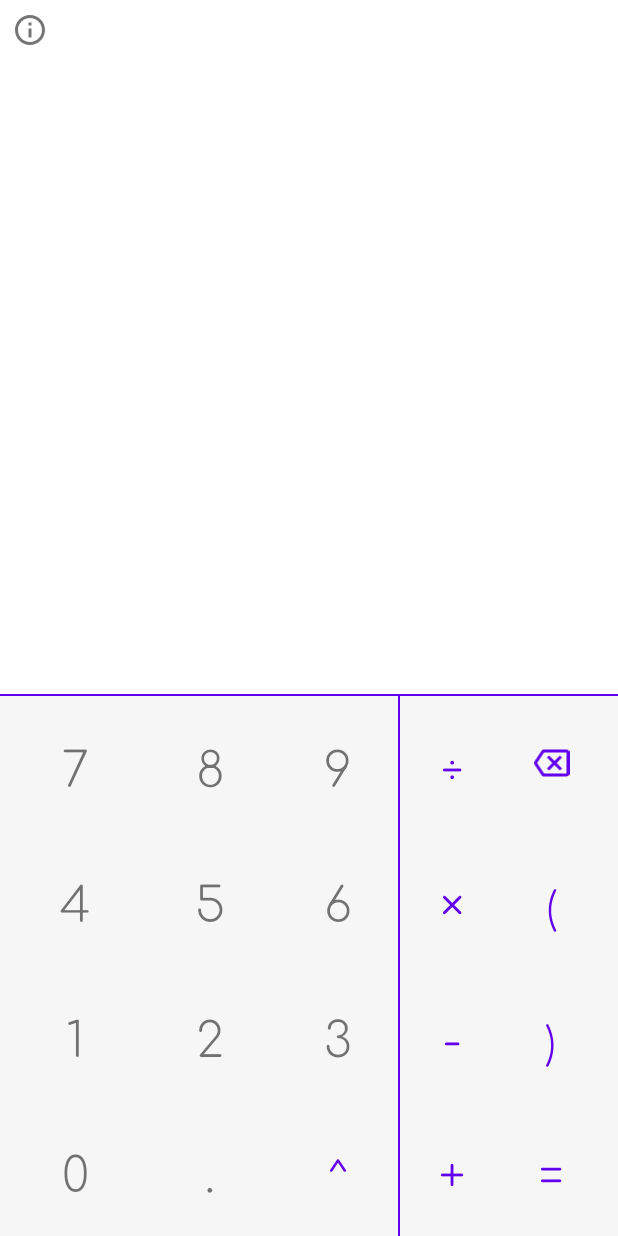
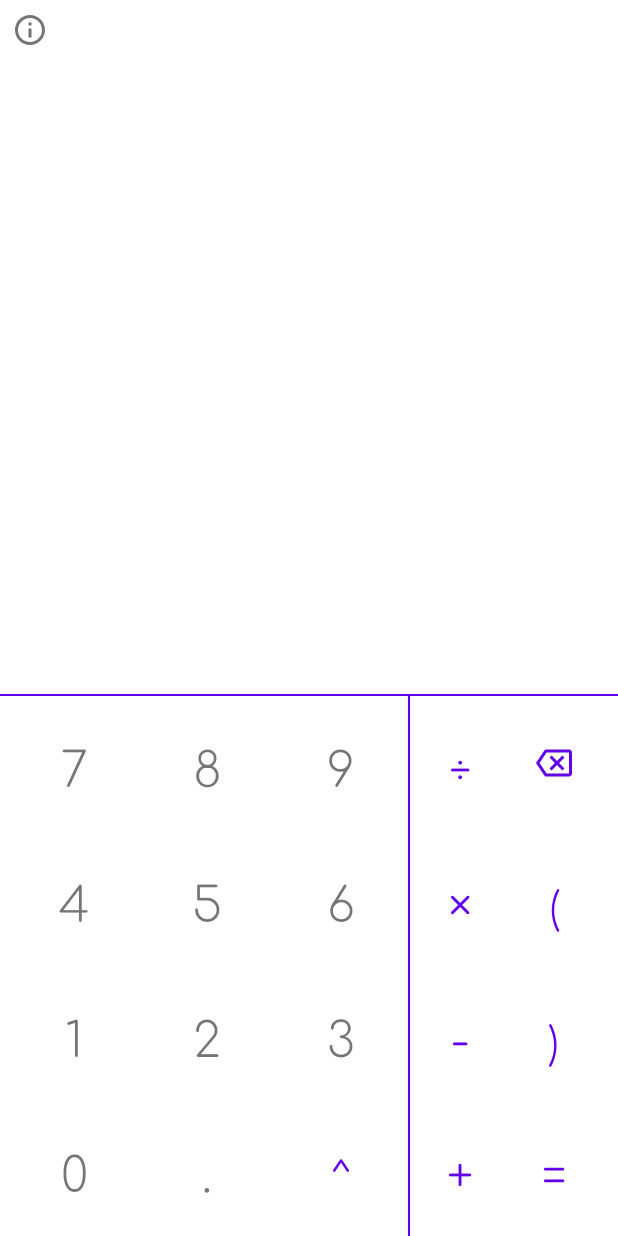
Before and after one commit to snehashis365/Calculator-Clone, an Android app: the screen it shows after launch (MainActivity), on a phone screen of 412 x 824 dp. Run offline under Robolectric (Android 15) with nearby library versions, the light colour scheme and no system bars; libraries missing offline, so code that uses them is left out: com.github.keelar.exprk.

Commit message:
Major Bug Fixes Removed inputField background color(Dark Mode Fix) Made numpad and action pad buttons to use equal distribution Overall UI Fixes

```diff
--- a/app/src/main/res/layout/activity_main.xml
+++ b/app/src/main/res/layout/activity_main.xml
@@ -70,15 +70,15 @@
         android:layout_width="match_parent"
         android:layout_height="wrap_content"
         android:layout_weight="0"
-        android:background="#F6F6F6"
         android:orientation="horizontal"
         android:paddingLeft="5dp"
         android:paddingRight="5dp">
 
         <LinearLayout
             android:id="@+id/numPad"
-            android:layout_width="wrap_content"
+            android:layout_width="0dp"
             android:layout_height="wrap_content"
+            android:layout_weight="2"
             android:orientation="vertical">
 
             <LinearLayout
@@ -89,8 +89,9 @@
 
                 <TextView
                     android:id="@+id/btn_7"
-                    android:layout_width="90sp"
+                    android:layout_width="0dp"
                     android:layout_height="90sp"
+                    android:layout_weight="1"
                     android:background="?attr/selectableItemBackgroundBorderless"
                     android:clickable="true"
                     android:fontFamily="@font/comfortaa_light"
@@ -101,8 +102,9 @@
 
                 <TextView
                     android:id="@+id/btn_8"
-                    android:layout_width="90sp"
+                    android:layout_width="0dp"
                     android:layout_height="90sp"
+                    android:layout_weight="1"
                     android:background="?attr/selectableItemBackgroundBorderless"
                     android:clickable="true"
                     android:fontFamily="@font/comfortaa_light"
@@ -113,8 +115,9 @@
 
                 <TextView
                     android:id="@+id/btn_9"
-                    android:layout_width="80sp"
+                    android:layout_width="0dp"
                     android:layout_height="90sp"
+                    android:layout_weight="1"
                     android:background="?attr/selectableItemBackgroundBorderless"
                     android:clickable="true"
                     android:fontFamily="@font/comfortaa_light"
@@ -132,8 +135,9 @@
 
                 <TextView
                     android:id="@+id/btn_4"
-                    android:layout_width="90sp"
+                    android:layout_width="0dp"
                     android:layout_height="90sp"
+                    android:layout_weight="1"
                     android:background="?attr/selectableItemBackgroundBorderless"
                     android:clickable="true"
                     android:fontFamily="@font/comfortaa_light"
@@ -144,8 +148,9 @@
 
                 <TextView
                     android:id="@+id/btn_5"
-                    android:layout_width="90sp"
+                    android:layout_width="0dp"
                     android:layout_height="90sp"
+                    android:layout_weight="1"
                     android:background="?attr/selectableItemBackgroundBorderless"
                     android:clickable="true"
                     android:fontFamily="@font/comfortaa_light"
@@ -156,8 +161,9 @@
 
                 <TextView
                     android:id="@+id/btn_6"
-                    android:layout_width="80sp"
+                    android:layout_width="0dp"
                     android:layout_height="90sp"
+                    android:layout_weight="1"
                     android:background="?attr/selectableItemBackgroundBorderless"
                     android:clickable="true"
                     android:fontFamily="@font/comfortaa_light"
@@ -175,8 +181,9 @@
 
                 <TextView
                     android:id="@+id/btn_1"
-                    android:layout_width="90sp"
+                    android:layout_width="0dp"
                     android:layout_height="90sp"
+                    android:layout_weight="1"
                     android:background="?attr/selectableItemBackgroundBorderless"
                     android:clickable="true"
                     android:fontFamily="@font/comfortaa_light"
@@ -187,8 +194,9 @@
 
                 <TextView
                     android:id="@+id/btn_2"
-                    android:layout_width="90sp"
+                    android:layout_width="0dp"
                     android:layout_height="90sp"
+                    android:layout_weight="1"
                     android:background="?attr/selectableItemBackgroundBorderless"
                     android:clickable="true"
                     android:fontFamily="@font/comfortaa_light"
@@ -199,8 +207,9 @@
 
                 <TextView
                     android:id="@+id/btn_3"
-                    android:layout_width="80sp"
+                    android:layout_width="0dp"
                     android:layout_height="90sp"
+                    android:layout_weight="1"
                     android:background="?attr/selectableItemBackgroundBorderless"
                     android:clickable="true"
                     android:fontFamily="@font/comfortaa_light"
@@ -218,8 +227,9 @@
 
                 <TextView
                     android:id="@+id/btn_0"
-                    android:layout_width="90sp"
+                    android:layout_width="0dp"
                     android:layout_height="90sp"
+                    android:layout_weight="1"
                     android:background="?attr/selectableItemBackgroundBorderless"
                     android:clickable="true"
                     android:fontFamily="@font/comfortaa_light"
@@ -230,8 +240,9 @@
 
                 <TextView
                     android:id="@+id/btn_dec"
-                    android:layout_width="90sp"
+                    android:layout_width="0dp"
                     android:layout_height="90sp"
+                    android:layout_weight="1"
                     android:background="?attr/selectableItemBackgroundBorderless"
                     android:clickable="true"
                     android:fontFamily="@font/comfortaa_light"
@@ -242,8 +253,9 @@
 
                 <TextView
                     android:id="@+id/btn_expo"
-                    android:layout_width="80sp"
+                    android:layout_width="0dp"
                     android:layout_height="90sp"
+                    android:layout_weight="1"
                     android:background="?attr/selectableItemBackgroundBorderless"
                     android:clickable="true"
                     android:fontFamily="@font/comfortaa_light"
@@ -266,8 +278,9 @@
 
         <LinearLayout
             android:id="@+id/actionPad"
-            android:layout_width="match_parent"
+            android:layout_width="0dp"
             android:layout_height="match_parent"
+            android:layout_weight="1"
             android:orientation="vertical">
 
             <LinearLayout
@@ -278,8 +291,9 @@
 
                 <TextView
                     android:id="@+id/btn_div"
-                    android:layout_width="70sp"
+                    android:layout_width="0dp"
                     android:layout_height="90sp"
+                    android:layout_weight="1"
                     android:background="?attr/selectableItemBackgroundBorderless"
                     android:clickable="true"
                     android:fontFamily="@font/comfortaa_light"
@@ -291,8 +305,9 @@
 
                 <TextView
                     android:id="@+id/btn_aclr"
-                    android:layout_width="match_parent"
+                    android:layout_width="0dp"
                     android:layout_height="90sp"
+                    android:layout_weight="1"
                     android:background="?attr/selectableItemBackgroundBorderless"
                     android:clickable="true"
                     android:fontFamily="@font/comfortaa_light"
@@ -305,7 +320,7 @@
 
                 <ImageView
                     android:id="@+id/btn_del"
-                    android:layout_width="match_parent"
+                    android:layout_width="0dp"
                     android:layout_height="wrap_content"
                     android:layout_gravity="center"
                     android:layout_weight="1"
@@ -326,8 +341,9 @@
 
                 <TextView
                     android:id="@+id/btn_mul"
-                    android:layout_width="70sp"
+                    android:layout_width="0dp"
                     android:layout_height="90sp"
+                    android:layout_weight="1"
                     android:background="?attr/selectableItemBackgroundBorderless"
                     android:clickable="true"
                     android:fontFamily="@font/comfortaa_light"
@@ -339,8 +355,9 @@
 
                 <TextView
                     android:id="@+id/btn_lb"
-                    android:layout_width="match_parent"
+                    android:layout_width="0dp"
                     android:layout_height="90sp"
+                    android:layout_weight="1"
                     android:background="?attr/selectableItemBackgroundBorderless"
                     android:clickable="true"
                     android:fontFamily="@font/comfortaa_light"
@@ -360,8 +377,9 @@
 
                 <TextView
                     android:id="@+id/btn_sub"
-                    android:layout_width="70sp"
+                    android:layout_width="0dp"
                     android:layout_height="90sp"
+                    android:layout_weight="1"
                     android:background="?attr/selectableItemBackgroundBorderless"
                     android:clickable="true"
                     android:fontFamily="@font/comfortaa_light"
@@ -373,8 +391,9 @@
 
                 <TextView
                     android:id="@+id/btn_rb"
-                    android:layout_width="match_parent"
+                    android:layout_width="0dp"
                     android:layout_height="90sp"
+                    android:layout_weight="1"
                     android:background="?attr/selectableItemBackgroundBorderless"
                     android:clickable="true"
                     android:fontFamily="@font/comfortaa_light"
@@ -395,8 +414,9 @@
 
                 <TextView
                     android:id="@+id/btn_add"
-                    android:layout_width="70sp"
+                    android:layout_width="0dp"
                     android:layout_height="90sp"
+                    android:layout_weight="1"
                     android:background="?attr/selectableItemBackgroundBorderless"
                     android:clickable="true"
                     android:fontFamily="@font/comfortaa_light"
@@ -408,8 +428,9 @@
 
                 <TextView
                     android:id="@+id/btn_eq"
-                    android:layout_width="match_parent"
+                    android:layout_width="0dp"
                     android:layout_height="90sp"
+                    android:layout_weight="1"
                     android:background="?attr/selectableItemBackgroundBorderless"
                     android:clickable="true"
                     android:fontFamily="@font/comfortaa_light"
```
